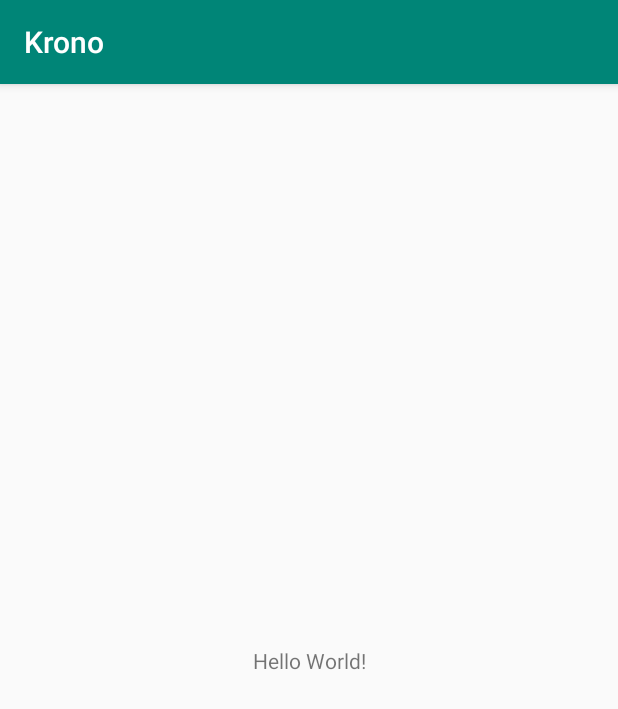
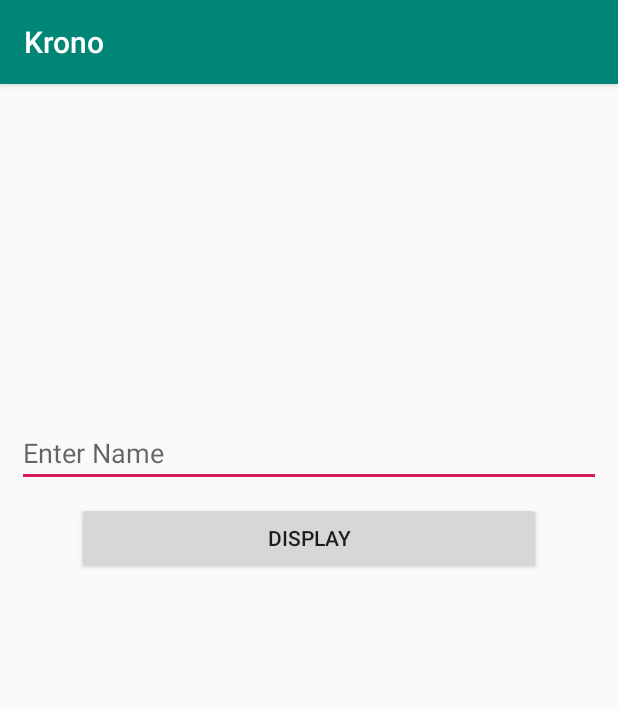
Before and after one commit to thedeconstructors/Krono, an Android app: the screen it shows after launch (MainActivity), on a phone screen of 412 x 824 dp. Shown: the top 709 px of the screen. Run offline under Robolectric (Android 15) with nearby library versions, the phone set to English and light mode, and no system bars; our stand-ins replace Firebase (no records; nobody signed in at launch, a user with empty details on screens opened directly).

Commit message:
Have user search and display information working

```diff
--- a/KronoJava/app/src/main/AndroidManifest.xml
+++ b/KronoJava/app/src/main/AndroidManifest.xml
@@ -9,6 +9,12 @@
         android:roundIcon="@mipmap/ic_launcher_round"
         android:supportsRtl="true"
         android:theme="@style/AppTheme">
+        <activity android:name=".DisplayPlansActivity" android:parentActivityName=".MainActivity">
+            <!-- The meta-data tag is required if you support API level 15 and lower -->
+            <meta-data
+                android:name="android.support.PARENT_ACTIVITY"
+                android:value=".MainActivity" />
+        </activity>
         <activity android:name=".MainActivity">
             <intent-filter>
                 <action android:name="android.intent.action.MAIN" />
--- a/KronoJava/app/src/main/java/com/deconstructors/krono/MainActivity.java
+++ b/KronoJava/app/src/main/java/com/deconstructors/krono/MainActivity.java
@@ -2,13 +2,30 @@ package com.deconstructors.krono;
 
 import androidx.appcompat.app.AppCompatActivity;
 
+import android.content.Intent;
 import android.os.Bundle;
+import android.view.View;
+import android.widget.EditText;
+
+import com.google.firebase.firestore.FirebaseFirestore;
+
+
 
 public class MainActivity extends AppCompatActivity {
+
+    public static final String USER_NAME = "com.deconstructors.krono.USER_NAME";
+    // Access a Cloud Firestore instance from your Activity
+    public static FirebaseFirestore db = FirebaseFirestore.getInstance();
 
     @Override
     protected void onCreate(Bundle savedInstanceState) {
         super.onCreate(savedInstanceState);
         setContentView(R.layout.activity_main);
     }
+
+    public void btnDisplayPersonClick(View view){
+        Intent intent = new Intent(this, DisplayPlansActivity.class);
+        intent.putExtra(USER_NAME, ((EditText)findViewById(R.id.txtPersonName)).getText().toString());
+        startActivity(intent);
+    }
 }
--- a/KronoJava/app/src/main/res/layout/activity_main.xml
+++ b/KronoJava/app/src/main/res/layout/activity_main.xml
@@ -6,13 +6,33 @@
     android:layout_height="match_parent"
     tools:context=".MainActivity">
 
-    <TextView
-        android:layout_width="wrap_content"
-        android:layout_height="wrap_content"
-        android:text="Hello World!"
+    <LinearLayout
+        android:layout_width="409dp"
+        android:layout_height="322dp"
+        android:orientation="vertical"
         app:layout_constraintBottom_toBottomOf="parent"
-        app:layout_constraintLeft_toLeftOf="parent"
-        app:layout_constraintRight_toRightOf="parent"
-        app:layout_constraintTop_toTopOf="parent" />
+        app:layout_constraintEnd_toEndOf="parent"
+        app:layout_constraintStart_toStartOf="parent"
+        app:layout_constraintTop_toTopOf="parent">
 
+        <EditText
+            android:id="@+id/txtPersonName"
+            android:layout_width="match_parent"
+            android:layout_height="wrap_content"
+            android:layout_marginStart="10dp"
+            android:layout_marginEnd="10dp"
+            android:ems="10"
+            android:hint="Enter Name"
+            android:inputType="textPersonName" />
+
+        <Button
+            android:id="@+id/btnDisplayPerson"
+            android:layout_width="match_parent"
+            android:layout_height="wrap_content"
+            android:layout_marginLeft="50dp"
+            android:layout_marginTop="10dp"
+            android:layout_marginRight="50dp"
+            android:onClick="btnDisplayPersonClick"
+            android:text="Display" />
+    </LinearLayout>
 </androidx.constraintlayout.widget.ConstraintLayout>
--- a/KronoJava/build.gradle
+++ b/KronoJava/build.gradle
@@ -8,6 +8,7 @@ buildscript {
     }
     dependencies {
         classpath 'com.android.tools.build:gradle:3.5.2'
+        classpath 'com.google.gms:google-services:4.3.2'
 
         // NOTE: Do not place your application dependencies here; they belong
         // in the individual module build.gradle files
```
Also changed, not shown: KronoJava/app/build.gradle (+13 -0 lines), KronoJava/app/src/main/java/com/deconstructors/krono/DisplayPlansActivity.java (+88 -1 lines), KronoJava/app/src/main/res/layout/activity_displayplans.xml (+16 -0 lines), 1 other file.
